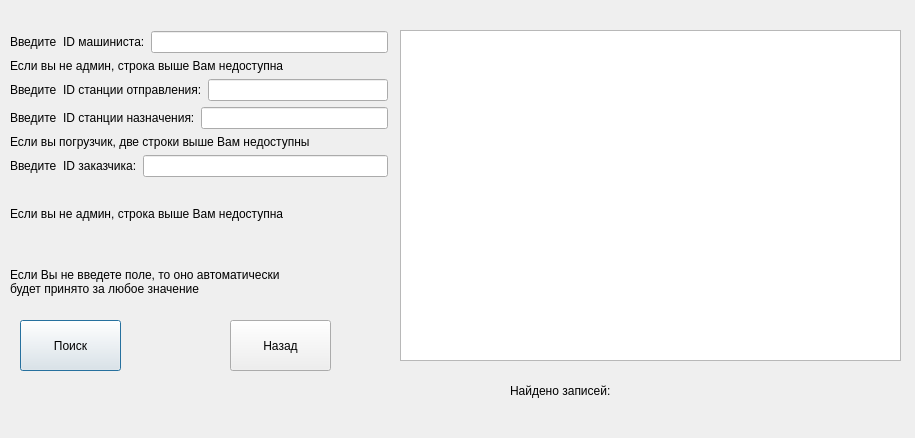
Qt form src/project/selectorders.ui (Edeotena/bd_4rd_sem_course_work) before a commit.
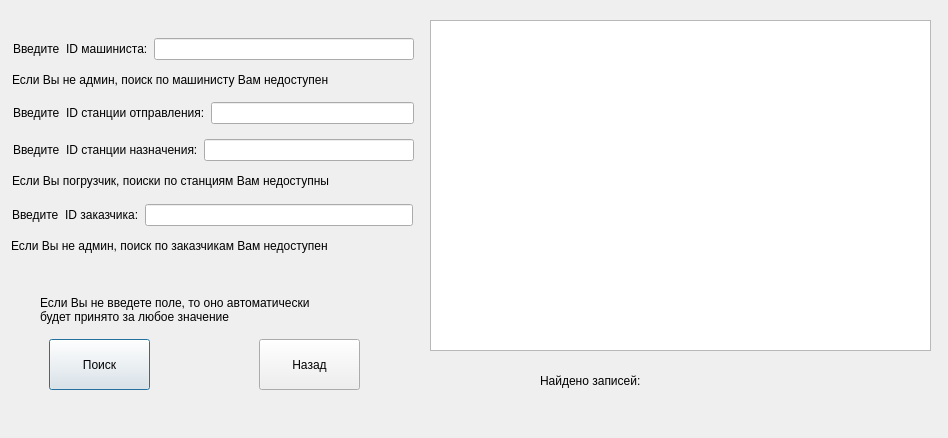
The same form after that commit.

```diff
--- a/src/project/selectorders.ui
+++ b/src/project/selectorders.ui
@@ -6,7 +6,7 @@
    <rect>
     <x>0</x>
     <y>0</y>
-    <width>915</width>
+    <width>948</width>
     <height>438</height>
    </rect>
   </property>
@@ -16,8 +16,8 @@
   <widget class="QTableWidget" name="tableWidget">
    <property name="geometry">
     <rect>
-     <x>400</x>
-     <y>30</y>
+     <x>430</x>
+     <y>20</y>
      <width>501</width>
      <height>331</height>
     </rect>
@@ -26,8 +26,8 @@
   <widget class="QPushButton" name="pushButton">
    <property name="geometry">
     <rect>
-     <x>20</x>
-     <y>320</y>
+     <x>49</x>
+     <y>339</y>
      <width>101</width>
      <height>51</height>
     </rect>
@@ -39,8 +39,8 @@
   <widget class="QPushButton" name="pushButton_2">
    <property name="geometry">
     <rect>
-     <x>230</x>
-     <y>320</y>
+     <x>259</x>
+     <y>339</y>
      <width>101</width>
      <height>51</height>
     </rect>
@@ -52,109 +52,8 @@
   <widget class="QWidget" name="layoutWidget">
    <property name="geometry">
     <rect>
-     <x>10</x>
-     <y>31</y>
-     <width>378</width>
-     <height>281</height>
-    </rect>
-   </property>
-   <layout class="QVBoxLayout" name="verticalLayout_3">
-    <item>
-     <layout class="QVBoxLayout" name="verticalLayout">
-      <item>
-       <layout class="QHBoxLayout" name="horizontalLayout">
-        <item>
-         <widget class="QLabel" name="label">
-          <property name="text">
-           <string>Введите  ID машиниста:</string>
-          </property>
-         </widget>
-        </item>
-        <item>
-         <widget class="QLineEdit" name="lineEdit"/>
-        </item>
-       </layout>
-      </item>
-      <item>
-       <widget class="QLabel" name="label_3">
-        <property name="text">
-         <string>Если вы не админ, строка выше Вам недоступна</string>
-        </property>
-       </widget>
-      </item>
-      <item>
-       <layout class="QHBoxLayout" name="horizontalLayout_2">
-        <item>
-         <widget class="QLabel" name="label_2">
-          <property name="text">
-           <string>Введите  ID станции отправления:</string>
-          </property>
-         </widget>
-        </item>
-        <item>
-         <widget class="QLineEdit" name="lineEdit_2"/>
-        </item>
-       </layout>
-      </item>
-      <item>
-       <layout class="QHBoxLayout" name="horizontalLayout_3">
-        <item>
-         <widget class="QLabel" name="label_4">
-          <property name="text">
-           <string>Введите  ID станции назначения:</string>
-          </property>
-         </widget>
-        </item>
-        <item>
-         <widget class="QLineEdit" name="lineEdit_3"/>
-        </item>
-       </layout>
-      </item>
-      <item>
-       <widget class="QLabel" name="label_5">
-        <property name="text">
-         <string>Если вы погрузчик, две строки выше Вам недоступны</string>
-        </property>
-       </widget>
-      </item>
-     </layout>
-    </item>
-    <item>
-     <layout class="QHBoxLayout" name="horizontalLayout_7">
-      <item>
-       <widget class="QLabel" name="label_11">
-        <property name="text">
-         <string>Введите  ID заказчика:</string>
-        </property>
-       </widget>
-      </item>
-      <item>
-       <widget class="QLineEdit" name="lineEdit_7"/>
-      </item>
-     </layout>
-    </item>
-    <item>
-     <widget class="QLabel" name="label_12">
-      <property name="text">
-       <string>Если вы не админ, строка выше Вам недоступна</string>
-      </property>
-     </widget>
-    </item>
-    <item>
-     <widget class="QLabel" name="label_13">
-      <property name="text">
-       <string>Если Вы не введете поле, то оно автоматически
-будет принято за любое значение</string>
-      </property>
-     </widget>
-    </item>
-   </layout>
-  </widget>
-  <widget class="QWidget" name="">
-   <property name="geometry">
-    <rect>
-     <x>510</x>
-     <y>380</y>
+     <x>540</x>
+     <y>370</y>
      <width>261</width>
      <height>22</height>
     </rect>
@@ -176,6 +75,147 @@
     </item>
    </layout>
   </widget>
+  <widget class="QLabel" name="label_13">
+   <property name="geometry">
+    <rect>
+     <x>40</x>
+     <y>290</y>
+     <width>334</width>
+     <height>40</height>
+    </rect>
+   </property>
+   <property name="text">
+    <string>Если Вы не введете поле, то оно автоматически
+будет принято за любое значение</string>
+   </property>
+  </widget>
+  <widget class="QLabel" name="label_5">
+   <property name="geometry">
+    <rect>
+     <x>12</x>
+     <y>171</y>
+     <width>400</width>
+     <height>20</height>
+    </rect>
+   </property>
+   <property name="text">
+    <string>Если Вы погрузчик, поиски по станциям Вам недоступны</string>
+   </property>
+  </widget>
+  <widget class="QWidget" name="">
+   <property name="geometry">
+    <rect>
+     <x>12</x>
+     <y>200</y>
+     <width>401</width>
+     <height>30</height>
+    </rect>
+   </property>
+   <layout class="QHBoxLayout" name="horizontalLayout_5">
+    <item>
+     <widget class="QLabel" name="label_11">
+      <property name="text">
+       <string>Введите  ID заказчика:</string>
+      </property>
+     </widget>
+    </item>
+    <item>
+     <widget class="QLineEdit" name="lineEdit_7"/>
+    </item>
+   </layout>
+  </widget>
+  <widget class="QLabel" name="label_12">
+   <property name="geometry">
+    <rect>
+     <x>11</x>
+     <y>236</y>
+     <width>396</width>
+     <height>20</height>
+    </rect>
+   </property>
+   <property name="text">
+    <string>Если Вы не админ, поиск по заказчикам Вам недоступен</string>
+   </property>
+  </widget>
+  <widget class="QWidget" name="">
+   <property name="geometry">
+    <rect>
+     <x>13</x>
+     <y>135</y>
+     <width>401</width>
+     <height>30</height>
+    </rect>
+   </property>
+   <layout class="QHBoxLayout" name="horizontalLayout_3">
+    <item>
+     <widget class="QLabel" name="label_4">
+      <property name="text">
+       <string>Введите  ID станции назначения:</string>
+      </property>
+     </widget>
+    </item>
+    <item>
+     <widget class="QLineEdit" name="lineEdit_3"/>
+    </item>
+   </layout>
+  </widget>
+  <widget class="QLabel" name="label_3">
+   <property name="geometry">
+    <rect>
+     <x>12</x>
+     <y>70</y>
+     <width>394</width>
+     <height>20</height>
+    </rect>
+   </property>
+   <property name="text">
+    <string>Если Вы не админ, поиск по машинисту Вам недоступен</string>
+   </property>
+  </widget>
+  <widget class="QWidget" name="">
+   <property name="geometry">
+    <rect>
+     <x>13</x>
+     <y>34</y>
+     <width>401</width>
+     <height>30</height>
+    </rect>
+   </property>
+   <layout class="QHBoxLayout" name="horizontalLayout">
+    <item>
+     <widget class="QLabel" name="label">
+      <property name="text">
+       <string>Введите  ID машиниста:</string>
+      </property>
+     </widget>
+    </item>
+    <item>
+     <widget class="QLineEdit" name="lineEdit"/>
+    </item>
+   </layout>
+  </widget>
+  <widget class="QWidget" name="">
+   <property name="geometry">
+    <rect>
+     <x>13</x>
+     <y>98</y>
+     <width>401</width>
+     <height>30</height>
+    </rect>
+   </property>
+   <layout class="QHBoxLayout" name="horizontalLayout_2">
+    <item>
+     <widget class="QLabel" name="label_2">
+      <property name="text">
+       <string>Введите  ID станции отправления:</string>
+      </property>
+     </widget>
+    </item>
+    <item>
+     <widget class="QLineEdit" name="lineEdit_2"/>
+    </item>
+   </layout>
+  </widget>
  </widget>
  <resources/>
  <connections/>
```
